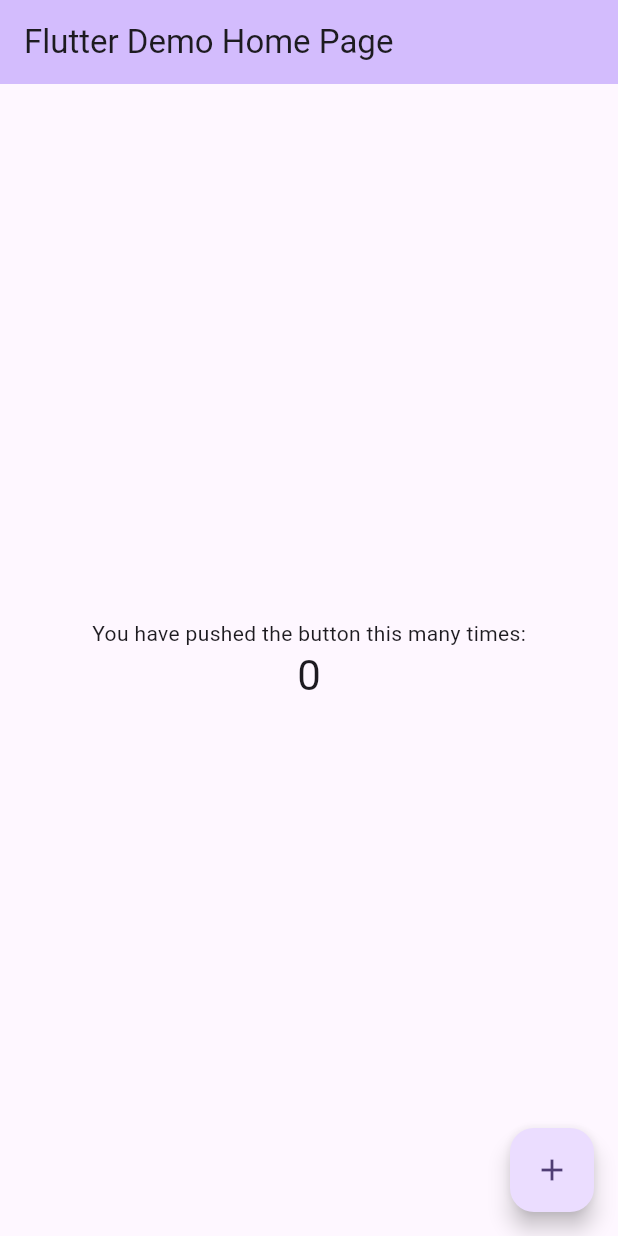
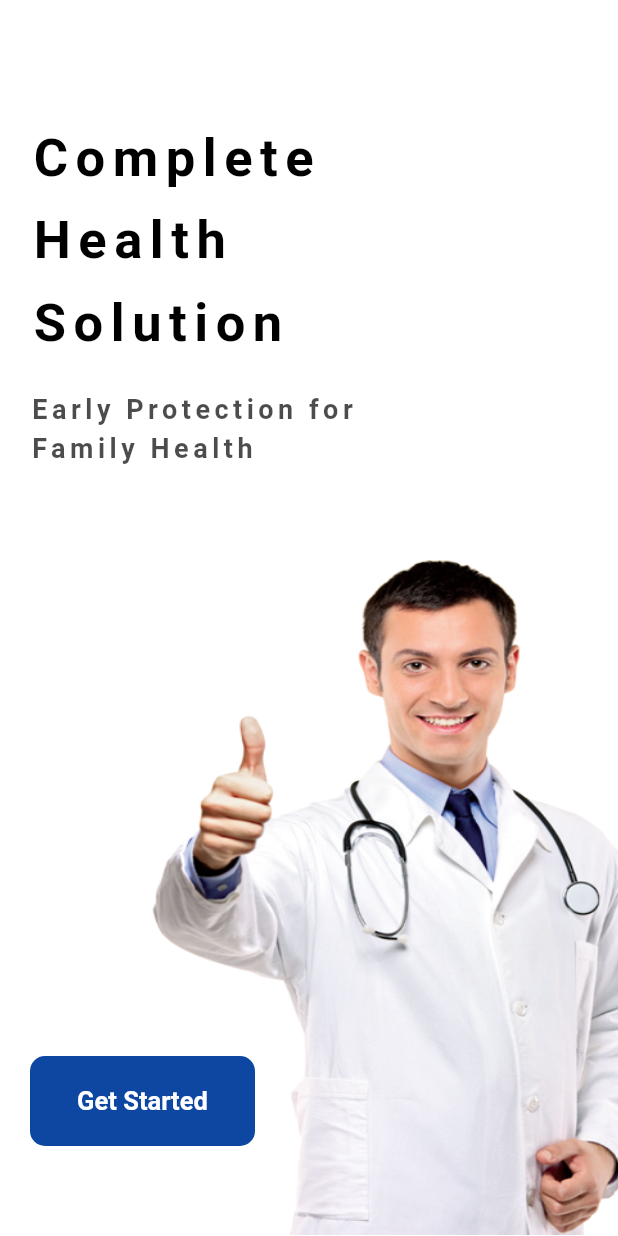
Before and after one commit to safadtm/doctor-appointment-flutter, a Flutter app: the screen it shows after launch, on a phone screen of 412 x 824 dp. Run offline on Flutter 3.47's test engine with Material 3 defaults, Android fonts, the phone set to English and light mode, and no system bars.

Commit message:
Splash screen & widgets created

```diff
--- a/lib/main.dart
+++ b/lib/main.dart
@@ -1,4 +1,6 @@
 import 'package:flutter/material.dart';
+
+import 'screens/splash_screen.dart';
 
 void main() {
   runApp(const MyApp());
@@ -10,116 +12,11 @@ class MyApp extends StatelessWidget {
   // This widget is the root of your application.
   @override
   Widget build(BuildContext context) {
-    return MaterialApp(
-      title: 'Flutter Demo',
+  return MaterialApp(
+      debugShowCheckedModeBanner: false,
       theme: ThemeData(
-        // This is the theme of your application.
-        //
-        // TRY THIS: Try running your application with "flutter run". You'll see
-        // the application has a purple toolbar. Then, without quitting the app,
-        // try changing the seedColor in the colorScheme below to Colors.green
-        // and then invoke "hot reload" (save your changes or press the "hot
-        // reload" button in a Flutter-supported IDE, or press "r" if you used
-        // the command line to start the app).
-        //
-        // Notice that the counter didn't reset back to zero; the application
-        // state is not lost during the reload. To reset the state, use hot
-        // restart instead.
-        //
-        // This works for code too, not just values: Most code changes can be
-        // tested with just a hot reload.
-        colorScheme: ColorScheme.fromSeed(seedColor: Colors.deepPurple),
-        useMaterial3: true,
+        primarySwatch: Colors.blue,
       ),
-      home: const MyHomePage(title: 'Flutter Demo Home Page'),
-    );
-  }
+      home: const SplashScreen(),
+    ); }
 }
-
-class MyHomePage extends StatefulWidget {
-  const MyHomePage({super.key, required this.title});
-
-  // This widget is the home page of your application. It is stateful, meaning
-  // that it has a State object (defined below) that contains fields that affect
-  // how it looks.
-
-  // This class is the configuration for the state. It holds the values (in this
-  // case the title) provided by the parent (in this case the App widget) and
-  // used by the build method of the State. Fields in a Widget subclass are
-  // always marked "final".
-
-  final String title;
-
-  @override
-  State<MyHomePage> createState() => _MyHomePageState();
-}
-
-class _MyHomePageState extends State<MyHomePage> {
-  int _counter = 0;
-
-  void _incrementCounter() {
-    setState(() {
-      // This call to setState tells the Flutter framework that something has
-      // changed in this State, which causes it to rerun the build method below
-      // so that the display can reflect the updated values. If we changed
-      // _counter without calling setState(), then the build method would not be
-      // called again, and so nothing would appear to happen.
-      _counter++;
-    });
-  }
-
-  @override
-  Widget build(BuildContext context) {
-    // This method is rerun every time setState is called, for instance as done
-    // by the _incrementCounter method above.
-    //
-    // The Flutter framework has been optimized to make rerunning build methods
-    // fast, so that you can just rebuild anything that needs updating rather
-    // than having to individually change instances of widgets.
-    return Scaffold(
-      appBar: AppBar(
-        // TRY THIS: Try changing the color here to a specific color (to
-        // Colors.amber, perhaps?) and trigger a hot reload to see the AppBar
-        // change color while the other colors stay the same.
-        backgroundColor: Theme.of(context).colorScheme.inversePrimary,
-        // Here we take the value from the MyHomePage object that was created by
-        // the App.build method, and use it to set our appbar title.
-        title: Text(widget.title),
-      ),
-      body: Center(
-        // Center is a layout widget. It takes a single child and positions it
-        // in the middle of the parent.
-        child: Column(
-          // Column is also a layout widget. It takes a list of children and
-          // arranges them vertically. By default, it sizes itself to fit its
-          // children horizontally, and tries to be as tall as its parent.
-          //
-          // Column has various properties to control how it sizes itself and
-          // how it positions its children. Here we use mainAxisAlignment to
-          // center the children vertically; the main axis here is the vertical
-          // axis because Columns are vertical (the cross axis would be
-          // horizontal).
-          //
-          // TRY THIS: Invoke "debug painting" (choose the "Toggle Debug Paint"
-          // action in the IDE, or press "p" in the console), to see the
-          // wireframe for each widget.
-          mainAxisAlignment: MainAxisAlignment.center,
-          children: <Widget>[
-            const Text(
-              'You have pushed the button this many times:',
-            ),
-            Text(
-              '$_counter',
-              style: Theme.of(context).textTheme.headlineMedium,
-            ),
-          ],
-        ),
-      ),
-      floatingActionButton: FloatingActionButton(
-        onPressed: _incrementCounter,
-        tooltip: 'Increment',
-        child: const Icon(Icons.add),
-      ), // This trailing comma makes auto-formatting nicer for build methods.
-    );
-  }
-}
--- /dev/null
+++ b/lib/screens/splash_screen.dart
@@ -0,0 +1,171 @@
+import 'dart:async';
+
+import 'package:doctor_appointment_flutter/widgets/text_widget.dart';
+import 'package:flutter/material.dart';
+
+
+class SplashScreen extends StatefulWidget {
+  const SplashScreen({super.key});
+
+  @override
+  State<SplashScreen> createState() => _SplashScreenState();
+}
+
+class _SplashScreenState extends State<SplashScreen>
+    with SingleTickerProviderStateMixin {
+  bool position = false;
+  var opacity = 0.0;
+
+  @override
+  void initState() {
+    super.initState();
+
+    Future.delayed(
+      Duration.zero,
+      () {
+        animator();
+      },
+    );
+  }
+
+  animator() async {
+    if (opacity == 0) {
+      opacity = 1;
+      position = true;
+    } else {
+      opacity = 0;
+      position = false;
+    }
+
+    setState(() {});
+  }
+
+  @override
+  Widget build(BuildContext context) {
+    return Scaffold(
+      body: Container(
+        height: double.infinity,
+        width: double.infinity,
+        decoration: const BoxDecoration(color: Colors.white),
+        child: Stack(
+          children: [
+            AnimatedPositioned(
+              duration: const Duration(milliseconds: 400),
+              top: position ? 60 : 150,
+              left: 20,
+              right: 20,
+              child: AnimatedOpacity(
+                opacity: opacity,
+                duration: const Duration(milliseconds: 400),
+                child: Column(
+                  crossAxisAlignment: CrossAxisAlignment.start,
+                  children: [
+                    const SizedBox(
+                      height: 20,
+                    ),
+                    TextWidget(
+                      "Complete",
+                      35,
+                      Colors.black,
+                      FontWeight.bold,
+                      letterSpace: 5,
+                    ),
+                    const SizedBox(
+                      height: 5,
+                    ),
+                    TextWidget(
+                      "Health",
+                      35,
+                      Colors.black,
+                      FontWeight.bold,
+                      letterSpace: 5,
+                    ),
+                    const SizedBox(
+                      height: 5,
+                    ),
+                    TextWidget(
+                      "Solution",
+                      35,
+                      Colors.black,
+                      FontWeight.bold,
+                      letterSpace: 5,
+                    ),
+                    const SizedBox(
+                      height: 20,
+                    ),
+                    TextWidget(
+                      "Early Protection for\nFamily Health",
+                      18,
+                      Colors.black.withOpacity(.7),
+                      FontWeight.bold,
+                    ),
+                  ],
+                ),
+              ),
+            ),
+            AnimatedPositioned(
+              duration: const Duration(milliseconds: 400),
+              bottom: 1,
+              left: position ? 50 : 150,
+              child: AnimatedOpacity(
+                duration: const Duration(milliseconds: 400),
+                opacity: opacity,
+                child: Container(
+                  height: 450,
+                  width: 400,
+                  decoration: const BoxDecoration(
+                    image: DecorationImage(
+                      image: AssetImage('assets/images/doctor6.png'),
+                      fit: BoxFit.fill,
+                    ),
+                  ),
+                ),
+              ),
+            ),
+            AnimatedPositioned(
+              duration: const Duration(milliseconds: 400),
+              bottom: 60,
+              left: position ? 20 : -100,
+              child: InkWell(
+                onTap: () {
+                  position = false;
+                  opacity = 0;
+                  setState(() {});
+                  Timer(const Duration(milliseconds: 400), () {
+                    Navigator.pushReplacement(
+                      context,
+                      MaterialPageRoute(
+                        builder: (context) => const SplashScreen(),
+                      ),
+                    );
+                  });
+                },
+                child: AnimatedOpacity(
+                  opacity: opacity,
+                  duration: const Duration(milliseconds: 400),
+                  child: Container(
+                    width: 150,
+                    height: 60,
+                    decoration: BoxDecoration(
+                      color: Colors.blue.shade900,
+                      borderRadius: BorderRadius.circular(10),
+                    ),
+                    child: Center(
+                      child: TextWidget(
+                        "Get Started",
+                        17,
+                        Colors.white,
+                        FontWeight.bold,
+                        letterSpace: 0,
+                      ),
+                    ),
+                  ),
+                ),
+              ),
+            ),
+          ],
+        ),
+      ),
+    );
+  }
+}
--- /dev/null
+++ b/lib/widgets/bottom_nav_widget.dart
@@ -0,0 +1,41 @@
+import 'package:flutter/material.dart';
+
+class BottomNavWidget extends StatelessWidget {
+  const BottomNavWidget({super.key});
+
+  @override
+  Widget build(BuildContext context) {
+    return Container(
+      child: BottomNavigationBar(
+        showUnselectedLabels: false,
+        showSelectedLabels: false,
+        items: const [
+          BottomNavigationBarItem(
+              label: "HH",
+              icon: Icon(
+                Icons.home_filled,
+                color: Colors.blue,
+              )),
+          BottomNavigationBarItem(
+              label: "HH",
+              icon: Icon(
+                Icons.calendar_month_rounded,
+                color: Colors.black,
+              )),
+          BottomNavigationBarItem(
+              label: "HH",
+              icon: Icon(
+                Icons.whatshot_outlined,
+                color: Colors.black,
+              )),
+          BottomNavigationBarItem(
+              label: "HH",
+              icon: Icon(
+                Icons.account_circle_outlined,
+                color: Colors.black,
+              )),
+        ],
+      ),
+    );
+  }
+}
--- /dev/null
+++ b/lib/widgets/text_widget.dart
@@ -0,0 +1,26 @@
+// ignore_for_file: public_member_api_docs, sort_constructors_first
+import 'package:flutter/material.dart';
+
+class TextWidget extends StatelessWidget {
+  final String text;
+  final double letterSpace;
+  double size = 5.0;
+  FontWeight fontWeight = FontWeight.normal;
+  final Color color;
+
+  TextWidget(this.text, this.size, this.color, this.fontWeight,
+      {super.key, this.letterSpace = 3});
+
+  @override
+  Widget build(BuildContext context) {
+    return Text(
+      text,
+      style: TextStyle(
+        color: color,
+        fontSize: size,
+        fontWeight: fontWeight,
+        letterSpacing: letterSpace,
+      ),
+    );
+  }
+}
```
